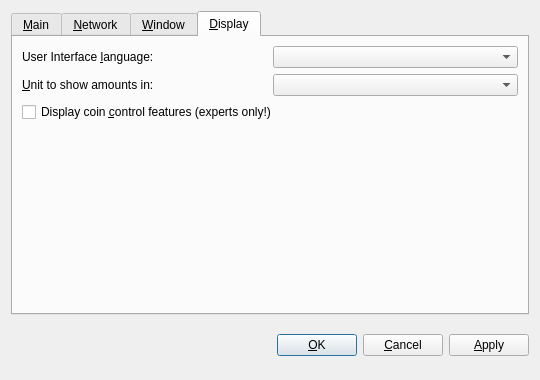
Qt form src/qt/forms/optionsdialog.ui (ciip-96/xoat) before a commit.
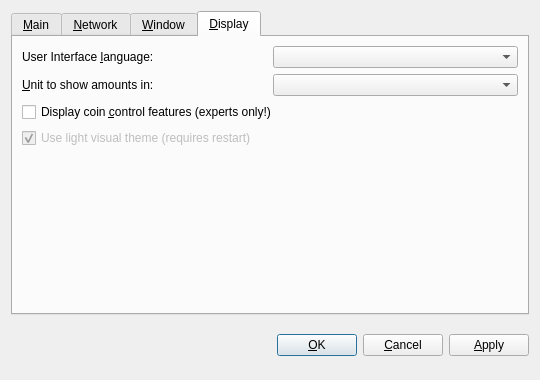
The same form after that commit. Custom widgets are drawn as their Qt base class.

Diff of the .ui file:
```diff
--- a/src/qt/forms/optionsdialog.ui
+++ b/src/qt/forms/optionsdialog.ui
@@ -385,28 +385,9 @@
          <property name="enabled">
           <bool>false</bool>
          </property>
-         <property name="mouseTracking">
-          <bool>false</bool>
-         </property>
-         <property name="focusPolicy">
-          <enum>Qt::NoFocus</enum>
-         </property>
-         <property name="autoFillBackground">
-          <bool>false</bool>
-         </property>
-         <property name="styleSheet">
-          <string notr="true">QWidget{
-	color: transparent;
-	background:transparent;
-}
-</string>
-         </property>
          <property name="text">
           <string>Use light visual theme (requires restart)</string>
          </property>
-         <property name="checkable">
-          <bool>true</bool>
-         </property>
          <property name="checked">
           <bool>true</bool>
          </property>
```
Left out of the diff: 3 changed lines with no effect on the pictures.
